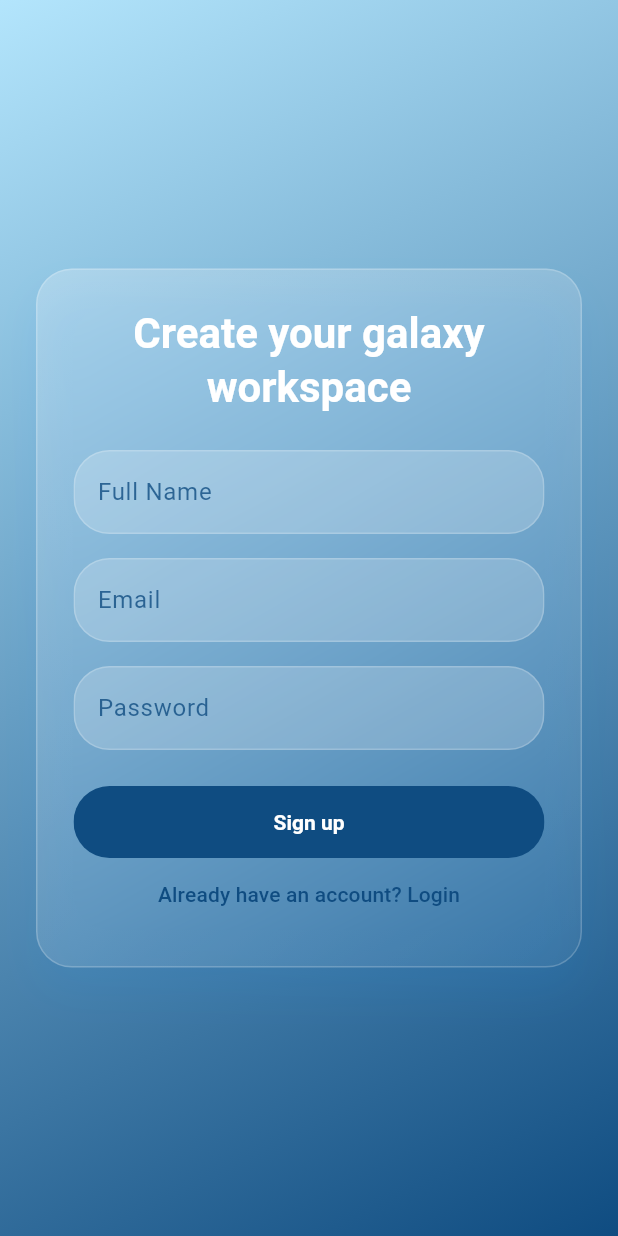
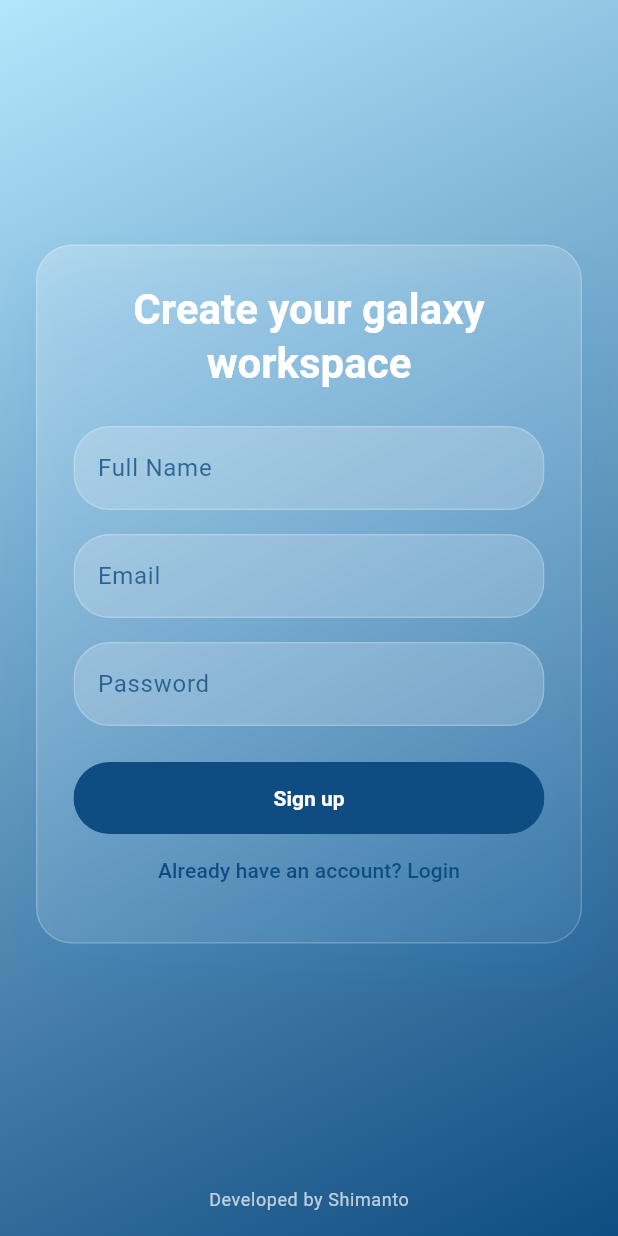
Before and after one commit to aiworldbd24/todogoal, a Flutter app: the screen it shows after launch, after a tap on "Login", after a tap on "Create an account", on a phone screen of 412 x 824 dp. Run offline on Flutter 3.47's test engine with Material 3 defaults, Android fonts, the phone set to English and light mode, and no system bars; our stand-ins replace firebase_messaging, flutter_riverpod; accounts and stored records are empty.

Commit message:
Add developer credit to auth screens

```diff
--- a/lib/screens/auth/login_screen.dart
+++ b/lib/screens/auth/login_screen.dart
@@ -51,6 +51,10 @@ class _LoginScreenState extends ConsumerState<LoginScreen> {
   Widget build(BuildContext context) {
     return Scaffold(
       body: GradientBackground(
+        child: SafeArea(
+          child: Column(
+            children: [
+              Expanded(
                 child: Center(
                   child: SingleChildScrollView(
                     padding: const EdgeInsets.all(24),
@@ -64,7 +68,8 @@ class _LoginScreenState extends ConsumerState<LoginScreen> {
                           children: [
                             Text(
                               'Welcome to TodoGoal',
-                      style: Theme.of(context).textTheme.headlineMedium?.copyWith(
+                              style:
+                                  Theme.of(context).textTheme.headlineMedium?.copyWith(
                                         color: Colors.white,
                                         fontWeight: FontWeight.bold,
                                       ),
@@ -111,7 +116,8 @@ class _LoginScreenState extends ConsumerState<LoginScreen> {
                                   : const Text('Login'),
                             ),
                             TextButton(
-                      onPressed: () => Navigator.pushNamed(context, AppRoutes.signup),
+                              onPressed: () =>
+                                  Navigator.pushNamed(context, AppRoutes.signup),
                               child: const Text('Create an account'),
                             ),
                           ],
@@ -121,6 +127,20 @@ class _LoginScreenState extends ConsumerState<LoginScreen> {
                   ),
                 ),
               ),
+              Padding(
+                padding: const EdgeInsets.only(bottom: 16),
+                child: Text(
+                  'Developed by Shimanto',
+                  style: Theme.of(context)
+                      .textTheme
+                      .bodySmall
+                      ?.copyWith(color: Colors.white70),
+                ),
+              ),
+            ],
+          ),
+        ),
+      ),
     );
   }
 }
--- a/lib/screens/auth/signup_screen.dart
+++ b/lib/screens/auth/signup_screen.dart
@@ -50,6 +50,10 @@ class _SignupScreenState extends ConsumerState<SignupScreen> {
   Widget build(BuildContext context) {
     return Scaffold(
       body: GradientBackground(
+        child: SafeArea(
+          child: Column(
+            children: [
+              Expanded(
                 child: Center(
                   child: SingleChildScrollView(
                     padding: const EdgeInsets.all(24),
@@ -63,7 +67,8 @@ class _SignupScreenState extends ConsumerState<SignupScreen> {
                           children: [
                             Text(
                               'Create your galaxy workspace',
-                      style: Theme.of(context).textTheme.headlineMedium?.copyWith(
+                              style:
+                                  Theme.of(context).textTheme.headlineMedium?.copyWith(
                                         color: Colors.white,
                                         fontWeight: FontWeight.bold,
                                       ),
@@ -73,15 +78,17 @@ class _SignupScreenState extends ConsumerState<SignupScreen> {
                             TextFormField(
                               controller: _nameController,
                               decoration: const InputDecoration(labelText: 'Full Name'),
-                      validator: (value) =>
-                          value == null || value.isEmpty ? 'Please enter your name' : null,
+                              validator: (value) => value == null || value.isEmpty
+                                  ? 'Please enter your name'
+                                  : null,
                             ),
                             const SizedBox(height: 16),
                             TextFormField(
                               controller: _emailController,
                               decoration: const InputDecoration(labelText: 'Email'),
-                      validator: (value) =>
-                          value == null || value.isEmpty ? 'Email is required' : null,
+                              validator: (value) => value == null || value.isEmpty
+                                  ? 'Email is required'
+                                  : null,
                             ),
                             const SizedBox(height: 16),
                             TextFormField(
@@ -100,7 +107,10 @@ class _SignupScreenState extends ConsumerState<SignupScreen> {
                                   : const Text('Sign up'),
                             ),
                             TextButton(
-                      onPressed: () => Navigator.pushReplacementNamed(context, AppRoutes.login),
+                              onPressed: () => Navigator.pushReplacementNamed(
+                                context,
+                                AppRoutes.login,
+                              ),
                               child: const Text('Already have an account? Login'),
                             ),
                           ],
@@ -110,6 +120,20 @@ class _SignupScreenState extends ConsumerState<SignupScreen> {
                   ),
                 ),
               ),
+              Padding(
+                padding: const EdgeInsets.only(bottom: 16),
+                child: Text(
+                  'Developed by Shimanto',
+                  style: Theme.of(context)
+                      .textTheme
+                      .bodySmall
+                      ?.copyWith(color: Colors.white70),
+                ),
+              ),
+            ],
+          ),
+        ),
+      ),
     );
   }
 }
```
Also changed, not shown: lib/screens/auth/email_verification_screen.dart (+28 -4 lines). Lines whose indentation alone changed are shown as unchanged.
